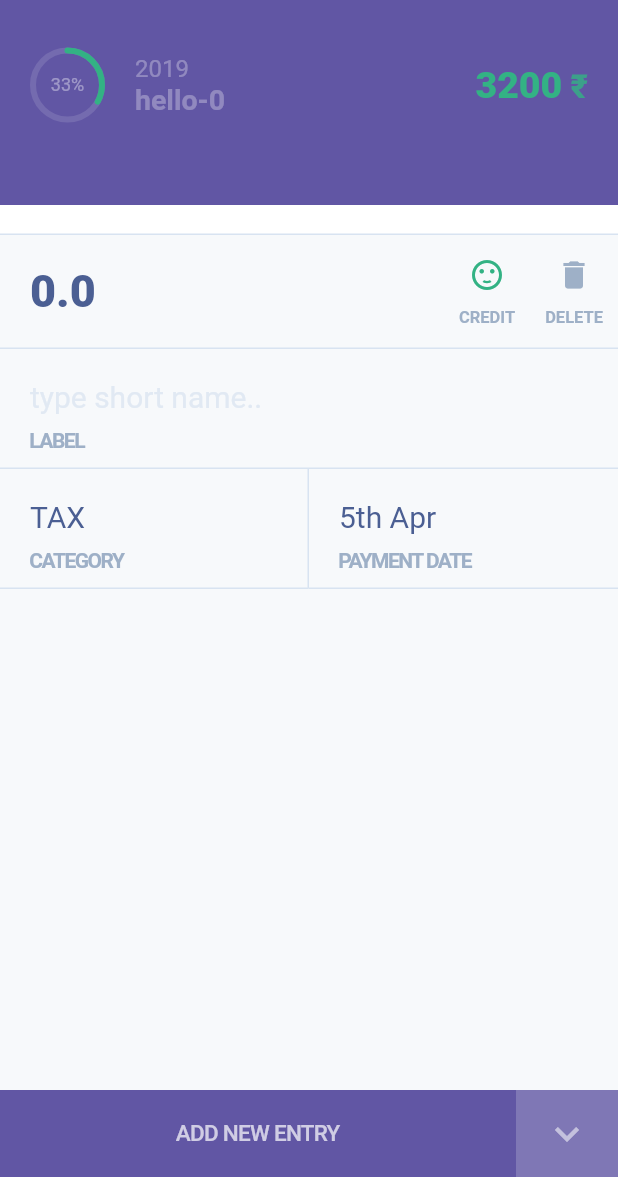
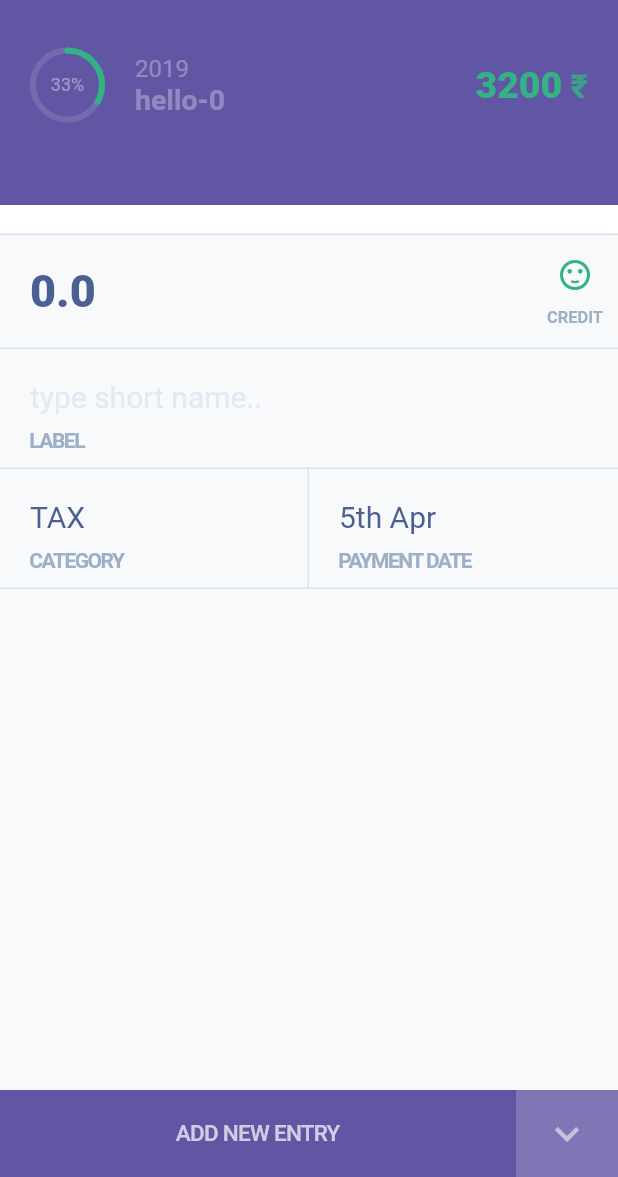
Before and after one commit to lokesh-coder/monthly-expenses, a Flutter app: the screen it shows after launch, after a tap on "move top", on a phone screen of 412 x 824 dp, the part 59-1236 px from its top. Run offline on Flutter 3.47's test engine with Material 2 defaults, Android fonts, the phone set to English and light mode, and no system bars; drawn by our look-alikes of percent_indicator; our stand-ins replace jiffy, sembast; Roboto replaces fonts that are missing (Circular); statements that could not run were skipped.

Commit message:
clear form on new opem

```diff
--- a/lib/widgets/containers/payments-view.container.dart
+++ b/lib/widgets/containers/payments-view.container.dart
@@ -1,4 +1,5 @@
 import 'package:flutter/material.dart';
+import 'package:monex/source/models/payments.model.dart';
 import 'package:monex/widgets/modules/sandwich/model.dart';
 import 'package:monex/widgets/payments.dart';
 import 'package:provider/provider.dart';
@@ -14,6 +15,7 @@ class PaymentsViewContainer extends StatelessWidget {
   @override
   Widget build(BuildContext context) {
     final sandwich = Provider.of<SandwichModel>(context, listen: false);
+    final paymentsModel = Provider.of<PaymentsModel>(context, listen: false);
     return Column(
       children: <Widget>[
         Expanded(child: Payments()),
@@ -27,6 +29,7 @@ class PaymentsViewContainer extends StatelessWidget {
         ),
         FlatButton(
           onPressed: () {
+            paymentsModel.setActivePayment(null);
             sandwich.slideUp();
           },
           child: Text('move top'),
--- a/lib/widgets/payment-form.dart
+++ b/lib/widgets/payment-form.dart
@@ -24,7 +24,7 @@ class PaymentForm extends StatefulWidget {
 
 class _PaymentFormState extends State<PaymentForm> {
   Payment payment;
-  String saveBtnName;
+  bool isNew;
 
   @override
   Widget build(BuildContext context) {
@@ -44,12 +44,12 @@ class _PaymentFormState extends State<PaymentForm> {
                   isCredit: true,
                   label: '',
                 );
-                saveBtnName = 'Add new entry';
+                isNew = true;
               } else {
                 Payment activePayment =
                     paymentsModel.getPayment(paymentsModel.active);
                 payment = activePayment;
-                saveBtnName = 'Edit entry';
+                isNew = false;
               }
 
               return Form(
@@ -62,7 +62,7 @@ class _PaymentFormState extends State<PaymentForm> {
                         physics: BouncingScrollPhysics(),
                         child: Column(
                           children: <Widget>[
-                            _amountField(context),
+                            _amountField(context, sandwichModel, paymentsModel),
                             _labelField(),
                             Row(
                               children: <Widget>[
@@ -90,7 +90,8 @@ class _PaymentFormState extends State<PaymentForm> {
     );
   }
 
-  _amountField(context) {
+  _amountField(
+      context, SandwichModel sandwichModel, PaymentsModel paymentsModel) {
     return Stack(
       alignment: Alignment.centerRight,
       children: <Widget>[
@@ -111,7 +112,18 @@ class _PaymentFormState extends State<PaymentForm> {
             mainAxisAlignment: MainAxisAlignment.end,
             children: <Widget>[
               _toggleBtn(context),
-              FormIconButton(label: 'Delete', icon: Icons.delete)
+              Visibility(
+                visible: !isNew,
+                child: FormIconButton(
+                  label: 'Delete',
+                  icon: Icons.delete,
+                  onClick: () {
+                    paymentsModel.deletePayment(payment.id);
+                    paymentsModel.setActivePayment(null);
+                    sandwichModel.slideDown();
+                  },
+                ),
+              )
             ],
           ),
         )
@@ -219,7 +231,7 @@ class _PaymentFormState extends State<PaymentForm> {
 
   Button _saveBtn(SandwichModel sandwichModel, PaymentsModel paymentsModel) {
     return Button(
-      label: saveBtnName,
+      label: isNew ? 'Add new entry' : 'Edit entry',
       onPressed: () {
         if (formKey.currentState.validate()) {
           formKey.currentState.save();
```
